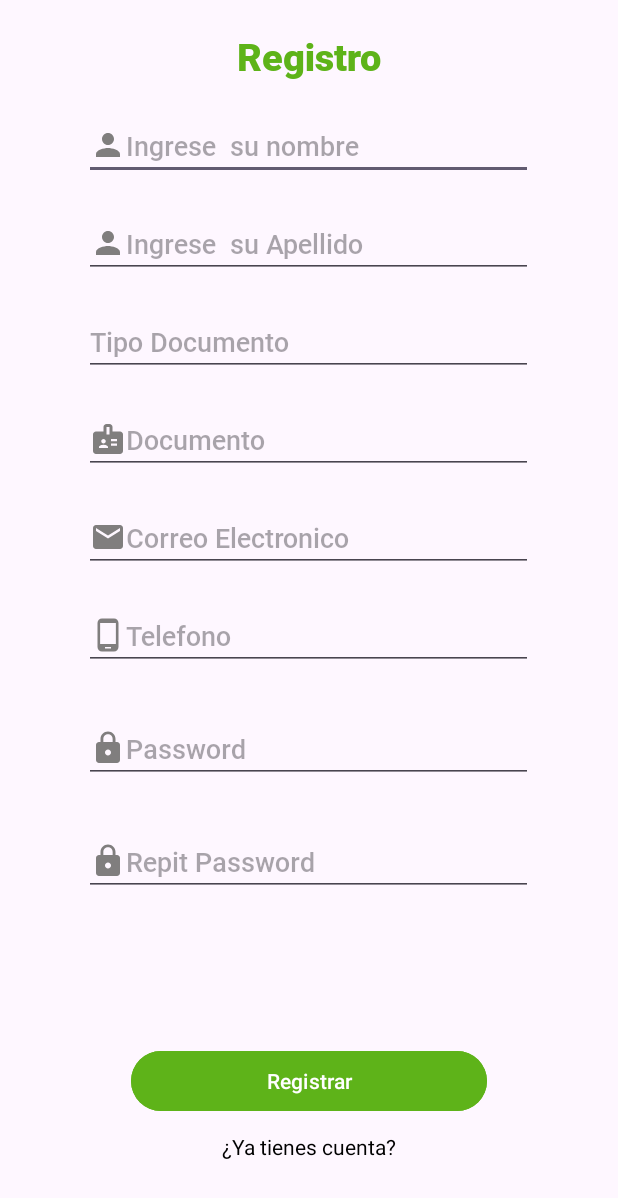
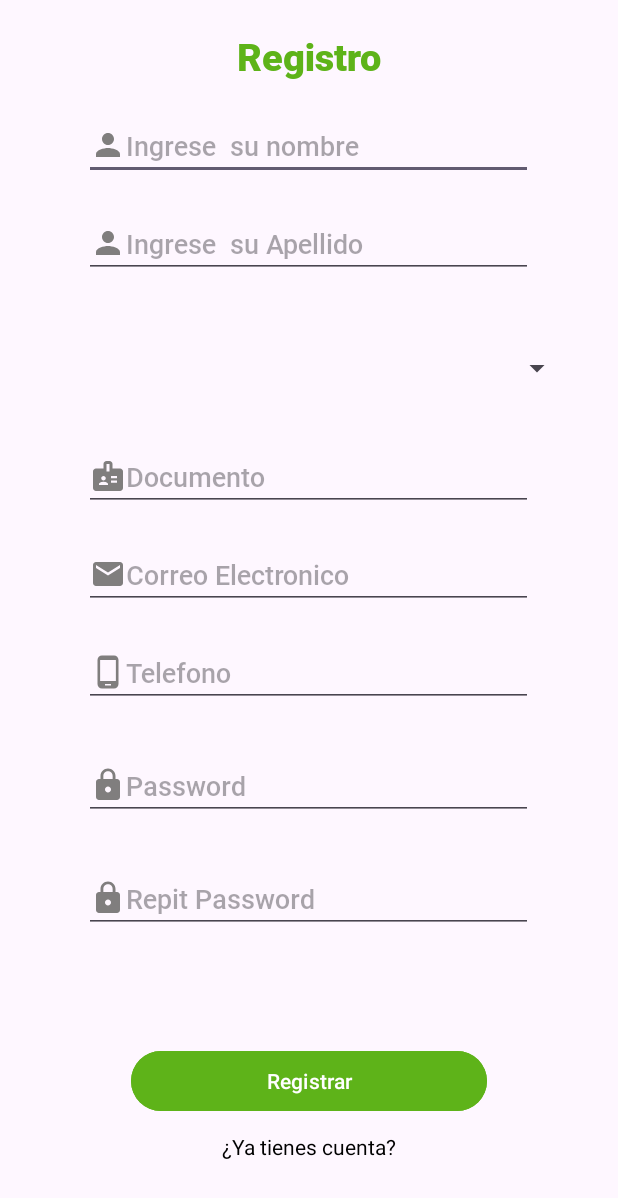
Before and after one commit to jhonatanGe146/PerseoAndroid, an Android app: the registro screen opened directly, with no data from a screen before it, on a phone screen of 412 x 824 dp. Shown: the top 1198 px of the screen. Run offline under Robolectric (Android 15) with nearby library versions, the phone set to English and light mode, and no system bars; our stand-ins replace Volley; 1 statement that could not run was skipped.

Commit message:
Update activity_registro.xml

```diff
--- a/app/src/main/res/layout/activity_registro.xml
+++ b/app/src/main/res/layout/activity_registro.xml
@@ -53,17 +53,15 @@
             android:hint="Ingrese  su Apellido "
             android:inputType="text" />
 
-        <EditText
+        <Spinner
+            android:id="@+id/FTipoDoc"
+            android:layout_width="match_parent"
+            android:layout_height="60dp"
+            android:layout_marginLeft="30dp"
+            android:layout_marginTop="30dp"
+            android:layout_marginRight="30dp"
 
-            android:id="@+id/FTipoDoc"
-            android:layout_width="299dp"
-            android:layout_height="wrap_content"
-            android:layout_marginLeft="25dp"
-            android:layout_marginTop="20dp"
-            android:layout_marginRight="25dp"
-            android:fontFamily="@font/roboto_medium"
-            android:hint="Tipo Documento "
-            android:inputType="number" />
+            ></Spinner>
 
         <EditText
 
```
